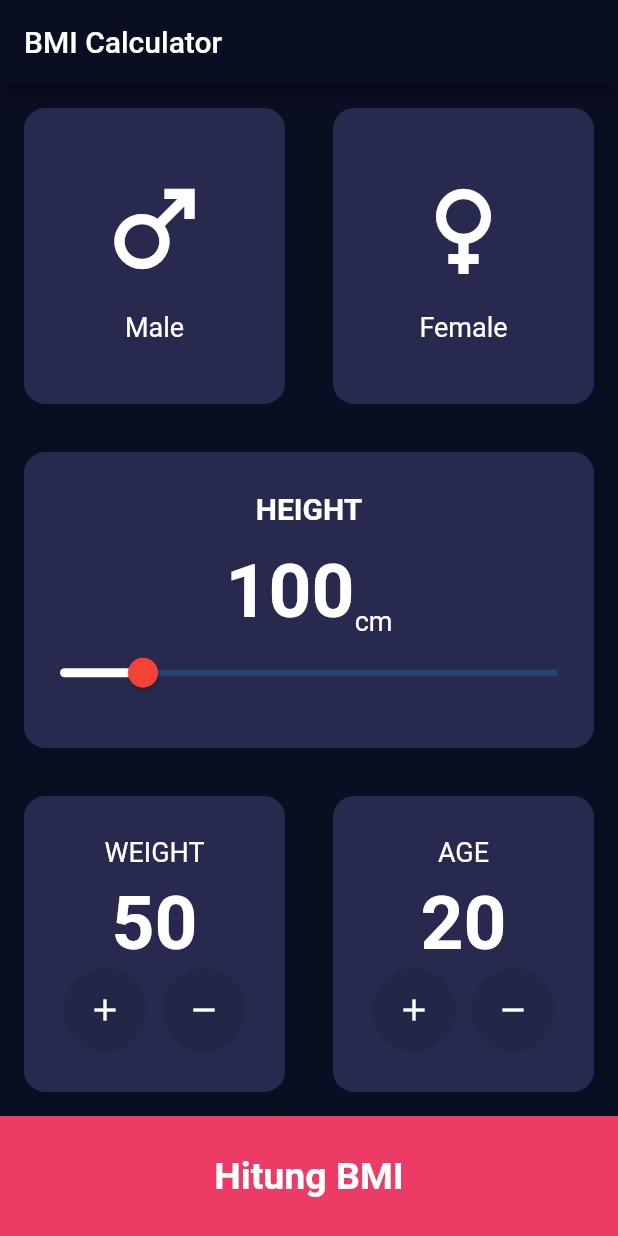
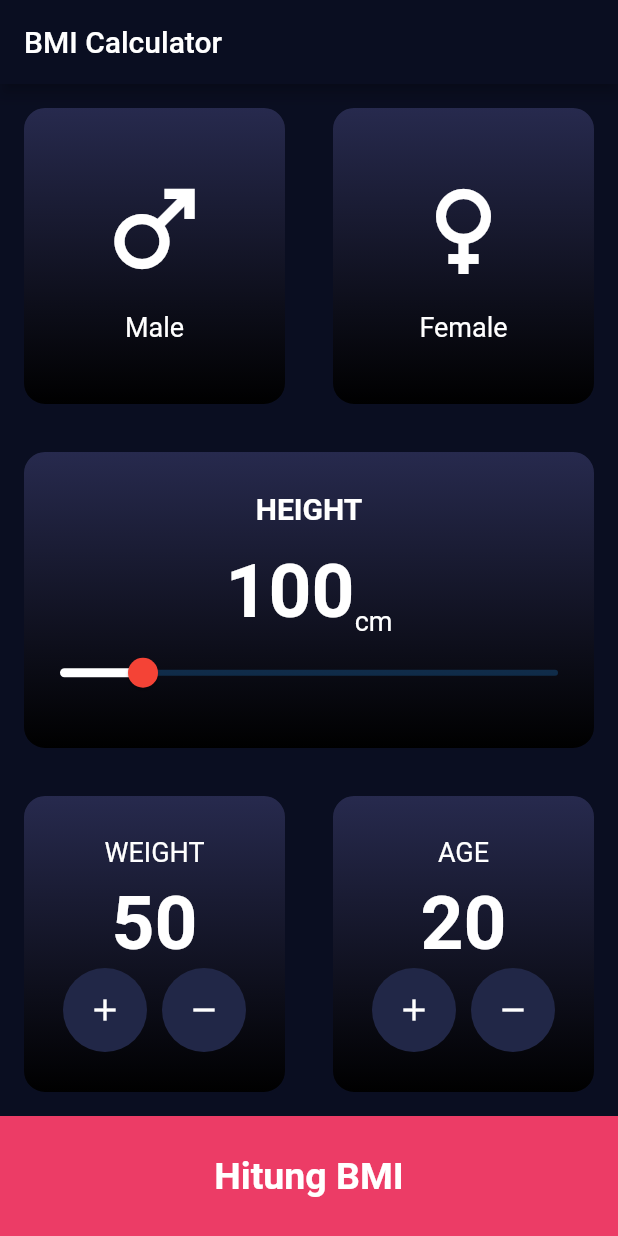
Before and after one commit to lesmanaharmonic/bmi-edspert-ale, a Flutter app: the screen it shows after launch, on a phone screen of 412 x 824 dp. Run offline on Flutter 3.47's test engine with Material 2 defaults, Android fonts, the phone set to English and light mode, and no system bars.

Commit message:
update isi

```diff
--- a/lib/views/bmi_data_screen.dart
+++ b/lib/views/bmi_data_screen.dart
@@ -280,6 +280,10 @@ class BmiCard extends StatelessWidget {
   Widget build(BuildContext context) {
     return Container(
         decoration: BoxDecoration(
+            gradient: LinearGradient(
+                colors: [Color(0xff272a4e), Color(0xff000000)],
+                begin: Alignment.topCenter,
+                end: Alignment.bottomCenter),
             color: const Color(0xff272a4e),
             borderRadius: BorderRadius.circular(15),
             border: Border.all(
```
